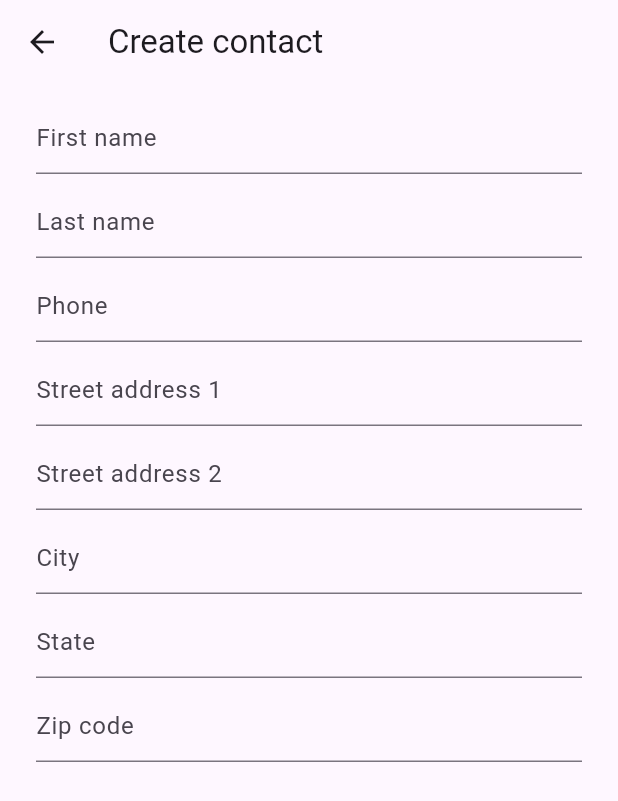
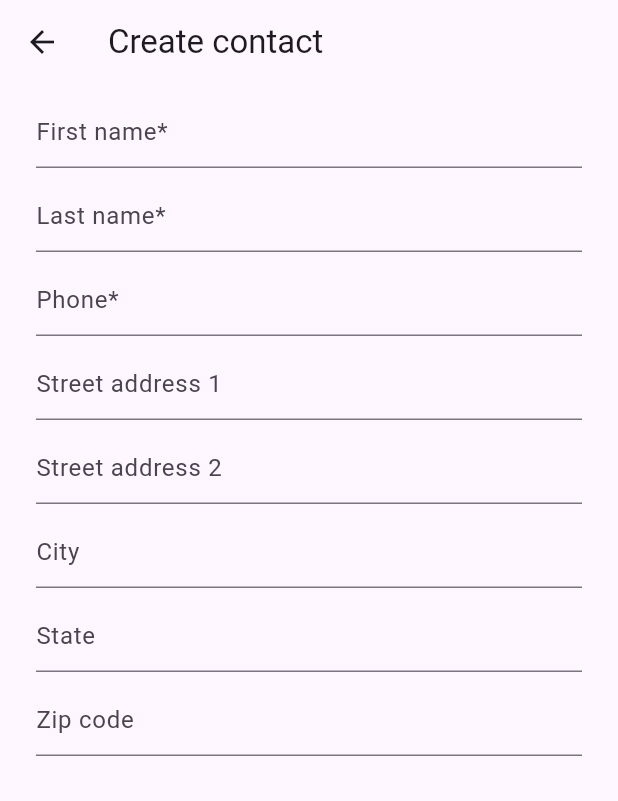
Before and after one commit to elenaconache/contacts_app, a Flutter app: the AddContactView screen opened by its route, on a phone screen of 412 x 824 dp. Shown: the top 801 px of the screen. Run offline on Flutter 3.47's test engine with Material 3 defaults, Android fonts, the phone set to English and light mode, and no system bars; our stand-ins replace flutter_bloc, freezed_annotation, get_it, go_router, injectable, logger and 1 more; generated files the repository leaves out were written again.

Commit message:
Contact form
* Create Bloc for contact form.

```diff
--- /dev/null
+++ b/lib/bloc/contact_form/contact_form_bloc.dart
@@ -0,0 +1,36 @@
+import 'package:contacts_app/bloc/contact_form/form_item_data.dart';
+import 'package:flutter_bloc/flutter_bloc.dart';
+import 'package:freezed_annotation/freezed_annotation.dart';
+
+part 'contact_form_event.dart';
+
+part 'contact_form_state.dart';
+
+part 'contact_form_bloc.freezed.dart';
+
+class ContactFormBloc extends Bloc<ContactFormEvent, ContactFormState> {
+  ContactFormBloc({required List<FormItemData> formItems}) : super(ContactFormState.edited(formItems: formItems)) {
+    on<ContactFormEvent>(
+      (event, emit) {
+        event.when(
+          () {},
+          fieldChanged: (key, value) => _onFieldChanged(event, emit, key, value),
+        );
+      },
+    );
+  }
+
+  void _onFieldChanged(ContactFormEvent event, Emitter<ContactFormState> emit, String key, String value) {
+    emit(
+      ContactFormState.edited(
+        formItems: state.formItems
+            .map((formItem) => formItem.key == key ? formItem.copyWith(value: value) : formItem)
+            .toList(),
+      ),
+    );
+  }
+
+  void updateField({required String key, required String value}) {
+    add(ContactFormEvent.fieldChanged(key: key, value: value));
+  }
+}
--- /dev/null
+++ b/lib/bloc/contact_form/contact_form_event.dart
@@ -0,0 +1,8 @@
+part of 'contact_form_bloc.dart';
+
+@freezed
+class ContactFormEvent with _$ContactFormEvent {
+  const factory ContactFormEvent() = _ContactFormEvent;
+
+  const factory ContactFormEvent.fieldChanged({required String key, required String value}) = _FieldChanged;
+}
--- /dev/null
+++ b/lib/bloc/contact_form/contact_form_state.dart
@@ -0,0 +1,8 @@
+part of 'contact_form_bloc.dart';
+
+@freezed
+class ContactFormState with _$ContactFormState {
+  const factory ContactFormState({required List<FormItemData> formItems}) = _ContactFormState;
+
+  factory ContactFormState.edited({required List<FormItemData> formItems}) => ContactFormState(formItems: formItems);
+}
--- /dev/null
+++ b/lib/bloc/contact_form/form_item_data.dart
@@ -0,0 +1,15 @@
+import 'package:freezed_annotation/freezed_annotation.dart';
+
+part 'form_item_data.freezed.dart';
+
+@freezed
+class FormItemData with _$FormItemData {
+  const FormItemData._();
+
+  factory FormItemData({
+    required String key,
+    required String hint,
+    String? value,
+    @Default(false) bool isMandatory,
+  }) = _FormItemData;
+}
--- a/lib/bloc/contacts_list/contacts_list_bloc.dart
+++ b/lib/bloc/contacts_list/contacts_list_bloc.dart
@@ -6,8 +6,8 @@ import 'package:flutter_bloc/flutter_bloc.dart';
 import 'package:freezed_annotation/freezed_annotation.dart';
 
 part 'contacts_list_event.dart';
+
 part 'contacts_list_state.dart';
-
 
 part 'contacts_list_bloc.freezed.dart';
 
@@ -28,7 +28,7 @@ class ContactsListBloc extends Bloc<ContactsListEvent, ContactsListState> {
     await Future.delayed(const Duration(milliseconds: 600));
     await _contactsRepository.getInitialContacts(path: 'assets/contacts.json').then((contacts) {
       _contactsRepository.saveContacts(contacts: contacts);
-      emit(ContactsListState.fetched(contacts));
+      emit(ContactsListState.fetched(contacts: contacts));
     }).catchError((error, stackTrace) {
       getIt<LogService>().exception(error: error, stackTrace: stackTrace);
       emit(const ContactsListState.fetchError());
--- a/lib/bloc/contacts_list/contacts_list_state.dart
+++ b/lib/bloc/contacts_list/contacts_list_state.dart
@@ -4,7 +4,7 @@ part of 'contacts_list_bloc.dart';
 class ContactsListState with _$ContactsListState {
   const factory ContactsListState({required List<Contact> contacts}) = _ContactsListState;
 
-  factory ContactsListState.fetched(List<Contact> contacts) => ContactsListState(contacts: contacts);
+  factory ContactsListState.fetched({required List<Contact> contacts}) => ContactsListState(contacts: contacts);
 
   const factory ContactsListState.loading() = _Loading;
 
--- a/lib/ui/add_contact_view.dart
+++ b/lib/ui/add_contact_view.dart
@@ -1,6 +1,11 @@
+import 'dart:math';
+
+import 'package:contacts_app/bloc/contact_form/contact_form_bloc.dart';
+import 'package:contacts_app/bloc/contact_form/form_item_data.dart';
 import 'package:contacts_app/ui/contact_form.dart';
 import 'package:contacts_app/ui/strings.dart';
 import 'package:flutter/material.dart';
+import 'package:flutter_bloc/flutter_bloc.dart';
 
 class AddContactView extends StatelessWidget {
   const AddContactView({super.key});
@@ -11,7 +16,33 @@ class AddContactView extends StatelessWidget {
       appBar: AppBar(
         title: const Text(createContactTitle),
       ),
-      body: const ContactForm(),
+      body: BlocProvider(
+        create: (context) => ContactFormBloc(formItems: _initialFormItems),
+        child: const ContactForm(),
+      ),
     );
   }
+
+  List<FormItemData> get _initialFormItems => [
+        FormItemData(
+          key: Random().nextDouble().toString(),
+          hint: firstNameHint,
+          isMandatory: true,
+        ),
+        FormItemData(
+          key: Random().nextDouble().toString(),
+          hint: lastNameHint,
+          isMandatory: true,
+        ),
+        FormItemData(
+          key: Random().nextDouble().toString(),
+          hint: phoneHint,
+          isMandatory: true,
+        ),
+        FormItemData(key: Random().nextDouble().toString(), hint: streetAddress1Hint),
+        FormItemData(key: Random().nextDouble().toString(), hint: streetAddress2Hint),
+        FormItemData(key: Random().nextDouble().toString(), hint: cityHint),
+        FormItemData(key: Random().nextDouble().toString(), hint: stateHint),
+        FormItemData(key: Random().nextDouble().toString(), hint: zipCodeHint),
+      ];
 }
--- a/lib/ui/app_text_field.dart
+++ b/lib/ui/app_text_field.dart
@@ -3,11 +3,13 @@ import 'package:flutter/material.dart';
 class AppTextField extends StatelessWidget {
   final String hint;
   final TextInputAction action;
+  final Function(String value)? onChanged;
 
   const AppTextField({
     super.key,
     required this.hint,
     this.action = TextInputAction.next,
+    this.onChanged,
   });
 
   @override
@@ -15,6 +17,7 @@ class AppTextField extends StatelessWidget {
     return TextField(
       decoration: InputDecoration(hintText: hint),
       textInputAction: action,
+      onChanged: onChanged,
     );
   }
 }
--- a/lib/ui/contact_form.dart
+++ b/lib/ui/contact_form.dart
@@ -1,36 +1,34 @@
+import 'package:contacts_app/bloc/contact_form/contact_form_bloc.dart';
 import 'package:contacts_app/ui/app_text_field.dart';
-import 'package:contacts_app/ui/strings.dart';
 import 'package:flutter/material.dart';
+import 'package:flutter_bloc/flutter_bloc.dart';
 
 class ContactForm extends StatelessWidget {
   const ContactForm({super.key});
 
   @override
   Widget build(BuildContext context) {
-    return Form(
-      child: ListView(
-        padding: const EdgeInsets.symmetric(horizontal: 24, vertical: 12),
-        children: const [
-          AppTextField(hint: firstNameHint),
-          SizedBox(height: 8),
-          AppTextField(hint: lastNameHint),
-          SizedBox(height: 8),
-          AppTextField(hint: phoneHint),
-          SizedBox(height: 8),
-          AppTextField(hint: streetAddress1Hint),
-          SizedBox(height: 8),
-          AppTextField(hint: streetAddress2Hint),
-          SizedBox(height: 8),
-          AppTextField(hint: cityHint),
-          SizedBox(height: 8),
-          AppTextField(hint: stateHint),
-          SizedBox(height: 8),
-          AppTextField(
-            hint: zipCodeHint,
-            action: TextInputAction.done,
+    return BlocBuilder<ContactFormBloc, ContactFormState>(
+      builder: (context, state) {
+        final formItems = state.formItems;
+        return Form(
+          child: ListView.builder(
+            padding: const EdgeInsets.symmetric(horizontal: 24),
+            itemCount: formItems.length,
+            itemBuilder: (context, index) {
+              final item = formItems[index];
+              return Padding(
+                padding: const EdgeInsets.only(top: 8),
+                child: AppTextField(
+                  hint: '${item.hint}${item.isMandatory ? '*' : ''}',
+                  action: index == formItems.length - 1 ? TextInputAction.done : TextInputAction.next,
+                  onChanged: (value) => context.read<ContactFormBloc>().updateField(key: item.key, value: value),
+                ),
+              );
+            },
           ),
-        ],
-      ),
+        );
+      },
     );
   }
 }
```
Also changed, not shown: lib/bloc/contact_form/contact_form_bloc.freezed.dart (added), lib/bloc/contact_form/form_item_data.freezed.dart (added).
